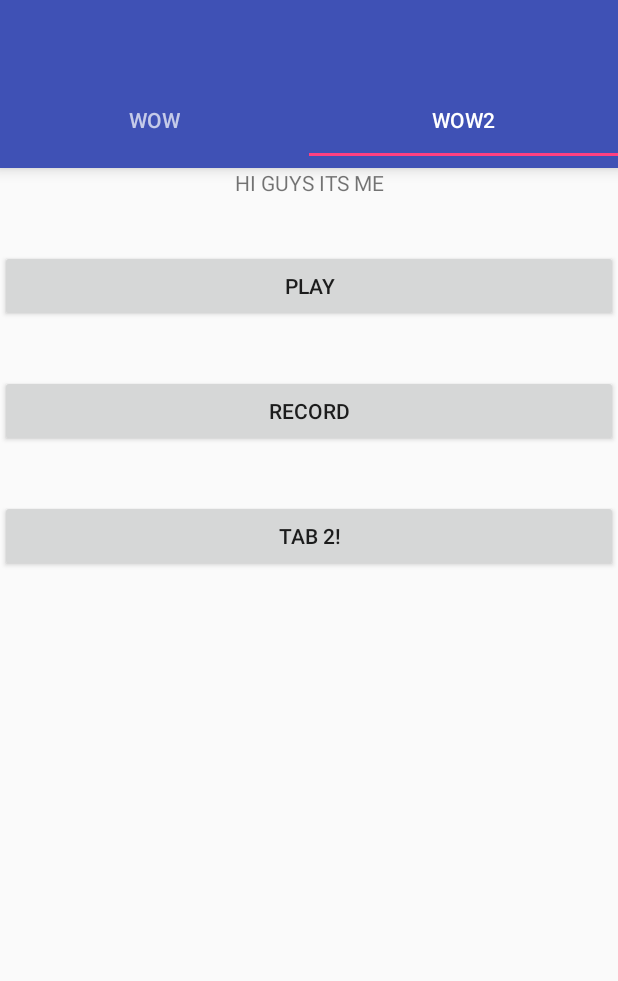
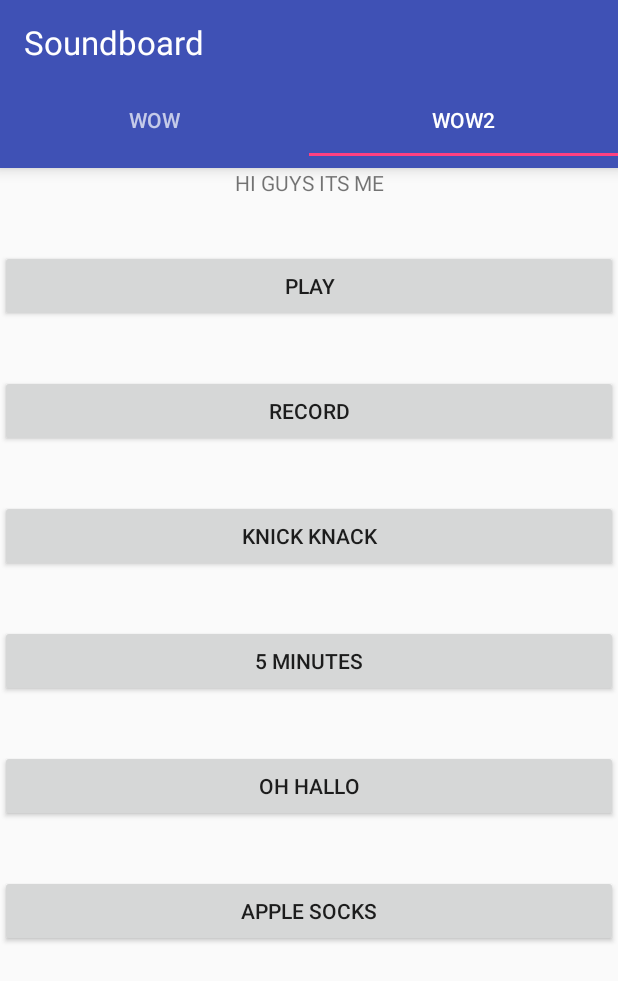
Before and after one commit to SamLojpur/Soundboard, an Android app: the screen it shows after launch (MainActivity), tab 2 chosen, on a phone screen of 412 x 824 dp. Shown: the top 981 px of the screen. Run offline under Robolectric (Android 15) with nearby library versions, the phone set to English and light mode, and no system bars.

Commit message:
Added sound back to fragments

```diff
--- a/app/src/main/java/com/example/samspc/tutorial/TabFragment1.java
+++ b/app/src/main/java/com/example/samspc/tutorial/TabFragment1.java
@@ -1,12 +1,20 @@
 package com.example.samspc.tutorial;
 
+import android.content.Context;
+import android.media.MediaPlayer;
+import android.media.MediaRecorder;
 import android.os.Bundle;
 import android.support.annotation.Nullable;
 import android.support.v4.app.Fragment;
+import android.util.Log;
 import android.view.LayoutInflater;
 import android.view.View;
 import android.view.ViewGroup;
+import android.widget.Button;
 import android.widget.TextView;
+import android.widget.Toast;
+
+import java.io.IOException;
 
 /**
  * Created by User on 2/28/2017.
@@ -14,6 +22,16 @@ import android.widget.TextView;
 
 public class TabFragment1 extends Fragment {
     private TextView textView;
+    Context context;
+    private Boolean isRecording;
+    private String path;
+    MediaPlayer mPlayer;
+    MediaRecorder recorder;
+
+
+
+
+
     public TabFragment1(){
 
 
@@ -21,16 +39,150 @@ public class TabFragment1 extends Fragment {
 
     @Override
     public View onCreateView(LayoutInflater inflater, @Nullable ViewGroup container, @Nullable Bundle savedInstanceState) {
+
         View view = inflater.inflate(R.layout.tab_fragment1,container,false);
         //textView = (TextView) view.findViewById(R.id.txt_display);
         //textView.setText(getArguments().getString("message"));
         //textView.setText("hello");
         return view;
     }
+    public void onViewCreated (View view, Bundle savedInstanceState) {
+        // Setup any handles to view objects here
+        // EditText etFoo = (EditText) view.findViewById(R.id.etFoo);
+        context = getContext();
+
+
+        this.path = context.getExternalCacheDir().getAbsolutePath() + "/test.mp4";
+        this.isRecording = false;
+
+
+        final Button recordBtn = (Button) view.findViewById(R.id.btn_record);
+        recordBtn.setOnClickListener(new View.OnClickListener() {
+            @Override
+            public void onClick(View view) {
+                if (isRecording) {
+                    recordBtn.setText("Record");
+                    isRecording = false;
+                    stopRecording(recorder);
+                } else {
+                    recordBtn.setText("Stop");
+                    isRecording = true;
+                    Toast.makeText(context, String.valueOf(isRecording), Toast.LENGTH_LONG).show();
+                    recorder = startRecording();
+                }
+            }
+        });
+        Button playBtn = (Button) view.findViewById(R.id.btn_play);
+        playBtn.setOnClickListener(new View.OnClickListener() {
+            @Override
+            public void onClick(View view) {
+                Boolean isPlaying = false;
+                if (isPlaying) {
+                    mPlayer.release();
+                    mPlayer = null;
+                } else {
+                    mPlayer = new MediaPlayer();
+                    try {
+                        mPlayer.setDataSource(path);
+                        mPlayer.prepare();
+                        mPlayer.start();
+                    } catch (IOException e) {
+                        Log.e("test", "prepare() failed");
+                    }
+
+                }
+            }
+        });
+
+
+        Button emergencyBtn = (Button) view.findViewById(R.id.btn_emergency);
+        final MediaPlayer emergency = MediaPlayer.create(this.context, R.raw.emergency);
+        emergencyBtn.setOnClickListener(new View.OnClickListener() {
+            @Override
+            public void onClick(View view) {
+                emergency.start();
+            }
+        });
+        Button insightBtn = (Button) view.findViewById(R.id.btn_insight);
+        final MediaPlayer insight = MediaPlayer.create(context, R.raw.insight);
+        insightBtn.setOnClickListener(new View.OnClickListener() {
+            @Override
+            public void onClick(View view) {
+                insight.start();
+            }
+        });
+        Button investigateBtn = (Button) view.findViewById(R.id.btn_investigate);
+        final MediaPlayer investigate = MediaPlayer.create(context, R.raw.investigate);
+        investigateBtn.setOnClickListener(new View.OnClickListener() {
+            @Override
+            public void onClick(View view) {
+                investigate.start();
+            }
+        });
+
+        Button perception_checkBtn = (Button) view.findViewById(R.id.btn_perception_check);
+        final MediaPlayer perception_check = MediaPlayer.create(context, R.raw.perception_check);
+        perception_checkBtn.setOnClickListener(new View.OnClickListener() {
+            @Override
+            public void onClick(View view) {
+                perception_check.start();
+            }
+        });
+        Button sneak_attackBtn = (Button) view.findViewById(R.id.btn_sneak_attack);
+        final MediaPlayer sneak_attack = MediaPlayer.create(context, R.raw.sneak_attack);
+        sneak_attackBtn.setOnClickListener(new View.OnClickListener() {
+            @Override
+            public void onClick(View view) {
+                sneak_attack.start();
+            }
+        });
+        Button stealthBtn = (Button) view.findViewById(R.id.btn_stealth);
+        final MediaPlayer stealth = MediaPlayer.create(context, R.raw.stealth);
+        stealthBtn.setOnClickListener(new View.OnClickListener() {
+            @Override
+            public void onClick(View view) {
+                stealth.start();
+            }
+        });
+    }
+
+    private MediaRecorder startRecording() {
+        MediaRecorder recorder = new MediaRecorder();
+        recorder.setAudioSource(MediaRecorder.AudioSource.MIC);
+        recorder.setOutputFormat(MediaRecorder.OutputFormat.MPEG_4);
+        recorder.setOutputFile(path);
+        recorder.setAudioEncoder(MediaRecorder.AudioEncoder.AAC);
+        //recorder.setAudioEncoder(MediaRecorder.getAudioSourceMax());
+
+        recorder.setAudioEncodingBitRate(44100 *16);
+        recorder.setAudioSamplingRate(44100);
+
+        try {
+            recorder.prepare();
+            recorder.start();
+
+        } catch (IOException e) {
+            Log.e("Test", "prepare() failed");
+        }catch (IllegalStateException e) {
+            e.printStackTrace();
+        }
+        return recorder;
+    }
+    private void stopRecording( MediaRecorder recorder){
+        if(recorder != null) {
+            recorder.stop();
+            recorder.release();
+            recorder = null;
+        }
 
 
 
 
 
 
+    }
+
+
+
+
 }
--- a/app/src/main/java/com/example/samspc/tutorial/TabFragment2.java
+++ b/app/src/main/java/com/example/samspc/tutorial/TabFragment2.java
@@ -1,18 +1,31 @@
 package com.example.samspc.tutorial;
 
+import android.content.Context;
+import android.media.MediaPlayer;
+import android.media.MediaRecorder;
 import android.os.Bundle;
 import android.support.annotation.Nullable;
 import android.support.v4.app.Fragment;
+import android.util.Log;
 import android.view.LayoutInflater;
 import android.view.View;
 import android.view.ViewGroup;
+import android.widget.Button;
 import android.widget.TextView;
+import android.widget.Toast;
+
+import java.io.IOException;
 
 /**
  * Created by User on 2/28/2017.
  */
 
 public class TabFragment2 extends Fragment {
+    Context context;
+    private Boolean isRecording;
+    private String path;
+    MediaPlayer mPlayer;
+    MediaRecorder recorder;
     private TextView textView;
     public TabFragment2(){
 
@@ -29,6 +42,126 @@ public class TabFragment2 extends Fragment {
     }
 
 
+    public void onViewCreated (View view, Bundle savedInstanceState) {
+        // Setup any handles to view objects here
+        // EditText etFoo = (EditText) view.findViewById(R.id.etFoo);
+        context = getContext();
+
+
+        this.path = context.getExternalCacheDir().getAbsolutePath() + "/test.mp4";
+        this.isRecording = false;
+
+
+        final Button recordBtn = (Button) view.findViewById(R.id.btn_record);
+        recordBtn.setOnClickListener(new View.OnClickListener() {
+            @Override
+            public void onClick(View view) {
+                if (isRecording) {
+                    recordBtn.setText("Record");
+                    isRecording = false;
+                    stopRecording(recorder);
+                } else {
+                    recordBtn.setText("Stop");
+                    isRecording = true;
+                    Toast.makeText(context, String.valueOf(isRecording), Toast.LENGTH_LONG).show();
+                    recorder = startRecording();
+                }
+            }
+        });
+        Button playBtn = (Button) view.findViewById(R.id.btn_play);
+        playBtn.setOnClickListener(new View.OnClickListener() {
+            @Override
+            public void onClick(View view) {
+                Boolean isPlaying = false;
+                if (isPlaying) {
+                    mPlayer.release();
+                    mPlayer = null;
+                } else {
+                    mPlayer = new MediaPlayer();
+                    try {
+                        mPlayer.setDataSource(path);
+                        mPlayer.prepare();
+                        mPlayer.start();
+                    } catch (IOException e) {
+                        Log.e("test", "prepare() failed");
+                    }
+
+                }
+            }
+        });
+
+
+        Button emergencyBtn = (Button) view.findViewById(R.id.btn_5Minutes);
+        final MediaPlayer emergency = MediaPlayer.create(this.context, R.raw.alex_5minutes);
+        emergencyBtn.setOnClickListener(new View.OnClickListener() {
+            @Override
+            public void onClick(View view) {
+                emergency.start();
+            }
+        });
+        Button insightBtn = (Button) view.findViewById(R.id.btn_pattywhack);
+        final MediaPlayer insight = MediaPlayer.create(context, R.raw.luc_pattywhack);
+        insightBtn.setOnClickListener(new View.OnClickListener() {
+            @Override
+            public void onClick(View view) {
+                insight.start();
+            }
+        });
+        Button investigateBtn = (Button) view.findViewById(R.id.btn_hallo);
+        final MediaPlayer investigate = MediaPlayer.create(context, R.raw.georgiana_hallo);
+        investigateBtn.setOnClickListener(new View.OnClickListener() {
+            @Override
+            public void onClick(View view) {
+                investigate.start();
+            }
+        });
+        Button AppleSocksBtn = (Button) view.findViewById(R.id.btn_apple_socks);
+        final MediaPlayer applesocks = MediaPlayer.create(context, R.raw.jonathan_apple_socks);
+        AppleSocksBtn.setOnClickListener(new View.OnClickListener() {
+            @Override
+            public void onClick(View view) {
+                applesocks.start();
+            }
+        });
+
+
+    }
+
+    private MediaRecorder startRecording() {
+        MediaRecorder recorder = new MediaRecorder();
+        recorder.setAudioSource(MediaRecorder.AudioSource.MIC);
+        recorder.setOutputFormat(MediaRecorder.OutputFormat.MPEG_4);
+        recorder.setOutputFile(path);
+        recorder.setAudioEncoder(MediaRecorder.AudioEncoder.AAC);
+        //recorder.setAudioEncoder(MediaRecorder.getAudioSourceMax());
+
+        recorder.setAudioEncodingBitRate(44100 *16);
+        recorder.setAudioSamplingRate(44100);
+
+        try {
+            recorder.prepare();
+            recorder.start();
+
+        } catch (IOException e) {
+            Log.e("Test", "prepare() failed");
+        }catch (IllegalStateException e) {
+            e.printStackTrace();
+        }
+        return recorder;
+    }
+    private void stopRecording( MediaRecorder recorder){
+        if(recorder != null) {
+            recorder.stop();
+            recorder.release();
+            recorder = null;
+        }
+
+
+
+
+
+
+    }
 
 
 
--- a/app/src/main/res/layout/activity_main.xml
+++ b/app/src/main/res/layout/activity_main.xml
@@ -19,8 +19,16 @@
         android:elevation="6dp"
         android:minHeight="?attr/actionBarSize"
         android:theme="@style/ThemeOverlay.AppCompat.Dark.ActionBar"
-        />
+        >
 
+    <TextView
+        android:text="Soundboard"
+        android:textAppearance="@android:style/TextAppearance.Large"
+        android:layout_width="wrap_content"
+        android:layout_height="wrap_content"
+        android:id="@+id/textView" />
+
+</android.support.v7.widget.Toolbar>
     <android.support.design.widget.TabLayout
         android:id="@+id/tab_layout"
         android:layout_width="match_parent"
--- a/app/src/main/res/layout/tab_fragment2.xml
+++ b/app/src/main/res/layout/tab_fragment2.xml
@@ -37,14 +37,42 @@
                             android:layout_marginTop="35dp"
                             android:id="@+id/btn_record" />
 
+
                         <Button
-                            android:text="Tab 2!"
+                            android:text="Knick Knack"
                             android:layout_width="match_parent"
                             android:layout_height="wrap_content"
                             android:layout_below="@+id/num2"
                             android:layout_centerHorizontal="true"
                             android:layout_marginTop="35dp"
-                            android:id="@+id/btn_tab2" />
+                            android:id="@+id/btn_pattywhack" />
+
+                        <Button
+                            android:text="5 minutes"
+                            android:layout_width="match_parent"
+                            android:layout_height="wrap_content"
+                            android:layout_below="@+id/num2"
+                            android:layout_centerHorizontal="true"
+                            android:layout_marginTop="35dp"
+                            android:id="@+id/btn_5Minutes" />
+
+                        <Button
+                            android:text="Oh hallo"
+                            android:layout_width="match_parent"
+                            android:layout_height="wrap_content"
+                            android:layout_below="@+id/num2"
+                            android:layout_centerHorizontal="true"
+                            android:layout_marginTop="35dp"
+                            android:id="@+id/btn_hallo" />
+
+                        <Button
+                            android:text="Apple Socks"
+                            android:layout_width="match_parent"
+                            android:layout_height="wrap_content"
+                            android:layout_below="@+id/num2"
+                            android:layout_centerHorizontal="true"
+                            android:layout_marginTop="35dp"
+                            android:id="@+id/btn_apple_socks" />
                 </LinearLayout>
         </ScrollView>
 
```
